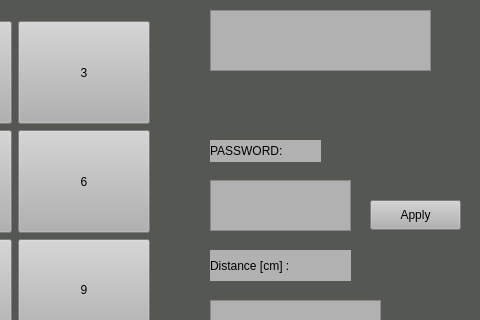
Before: the Qt Designer form Drasko_pr/dialog.ui in IgorK96/RPi, drawn with Qt 5; both pictures show x 320 to 800 and y 0 to 320 of the 800 by 480 pixel window.
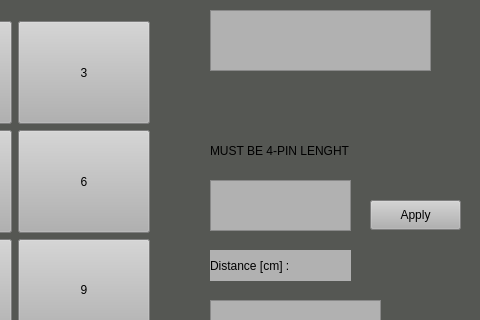
After: the same form once the commit is applied.

Patch:
```diff
--- a/Drasko_pr/dialog.ui
+++ b/Drasko_pr/dialog.ui
@@ -380,6 +380,19 @@
     <string>Apply</string>
    </property>
   </widget>
+  <widget class="QLabel" name="label_4">
+   <property name="geometry">
+    <rect>
+     <x>530</x>
+     <y>140</y>
+     <width>181</width>
+     <height>22</height>
+    </rect>
+   </property>
+   <property name="text">
+    <string>MUST BE 4-PIN LENGHT</string>
+   </property>
+  </widget>
  </widget>
  <layoutdefault spacing="6" margin="11"/>
  <resources/>
```
